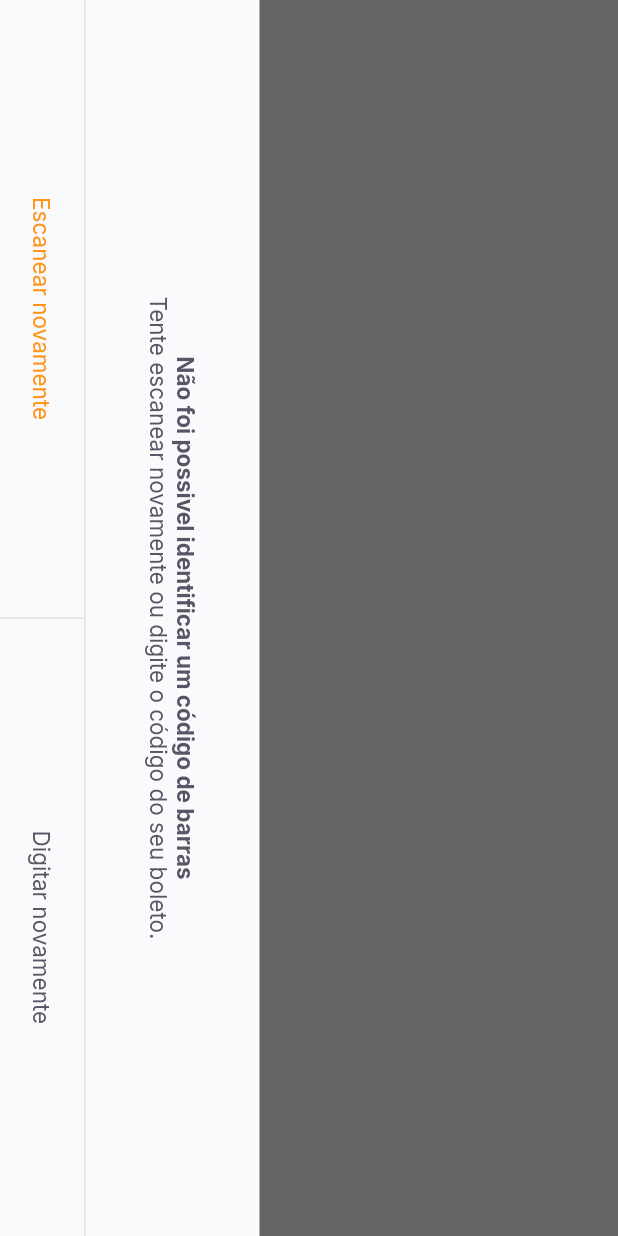
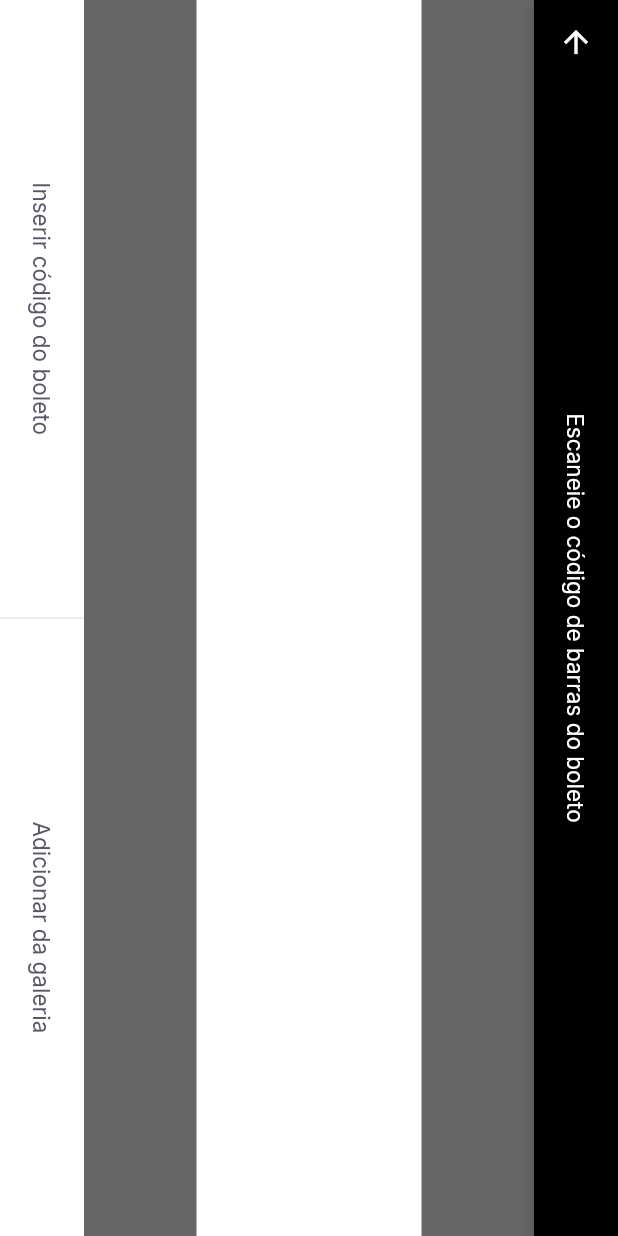
Before and after one commit to raffevald/pay-flow, a Flutter app: the HomePage screen opened by its route, after a tap on the "add box" icon, on a phone screen of 412 x 824 dp. Run offline on Flutter 3.47's test engine with Material 2 defaults, Android fonts, the phone set to English and light mode, and no system bars; our stand-ins replace camera, firebase_core, google_fonts, google_sign_in, image_picker, shared_preferences; missing offline and left inert: google_ml_kit; accounts and stored records are empty.

Commit message:
Commit das alterações que eu não lembro

```diff
--- a/lib/app_widger.dart
+++ b/lib/app_widger.dart
@@ -5,7 +5,9 @@ import 'package:flutter/services.dart';
 
 import 'package:pay_flow/modules/home/home_page.dart';
 import 'package:pay_flow/modules/splash/splash_page.dart';
+// import 'modules/barcode_scanner/barcode_scanner_page.dart';
 import 'modules/barcode_scanner/barcode_scanner_page.dart';
+import 'modules/barcode_scanner/teste.dart';
 import 'modules/login/login_page.dart';
 // import 'shared/models/user_model.dart';
 import 'shared/themes/appcolors.dart';
@@ -38,7 +40,7 @@ class AppWidget extends StatelessWidget {
         // "/home": (context) => HomePage(
         //     user: ModalRoute.of(context)!.settings.arguments as UserModel),
         "/login": ((context) => LoginPage()),
-        "barcodeScanner": ((context) => BarcadodeScannerPage()),
+        "/barcode_scanner": (context) => BarcodeScannerPage(),
       },
     );
   }
--- a/lib/modules/barcode_scanner/barcode_scanner_page.dart
+++ b/lib/modules/barcode_scanner/barcode_scanner_page.dart
@@ -3,7 +3,7 @@ import 'package:pay_flow/shared/themes/app_text_styles.dart';
 // import 'package:pay_flow/shared/widget/dividar_vertical/dividar_vertical_widget.dart';
 import 'package:pay_flow/shared/widget/set_label_buttons/set_label_buttons.dart';
 
-import '../../shared/widget/bttom_sheet/bottom_sheet_widget.dart';
+// import '../../shared/widget/bttom_sheet/bottom_sheet_widget.dart';
 // import 'package:pay_flow/shared/themes/appcolors.dart';
 // import '../../shared/widget/label_button/label_button.dart';
 
@@ -17,14 +17,14 @@ class BarcadodeScannerPage extends StatefulWidget {
 class _BarcadodeScannerPageState extends State<BarcadodeScannerPage> {
   @override
   Widget build(BuildContext context) {
-    return BottomSheetWidget(
-      title: "Não foi possivel identificar um código de barras",
-      subtitle: "Tente escanear novamente ou digite o código do seu boleto.",
-      primaryLabel: "Escanear novamente",
-      primaryOnPressed: () {},
-      secondaryLabel: "Digitar novamente",
-      secondaryOnPressed: () {},
-    );
+    // return BottomSheetWidget(
+    //   title: "Não foi possivel identificar um código de barras",
+    //   subtitle: "Tente escanear novamente ou digite o código do seu boleto.",
+    //   primaryLabel: "Escanear novamente",
+    //   primaryOnPressed: () {},
+    //   secondaryLabel: "Digitar novamente",
+    //   secondaryOnPressed: () {},
+    // );
     return SafeArea(
       top: true,
       bottom: true,
--- a/lib/modules/barcode_scanner/barcode_scanner_status.dart
+++ b/lib/modules/barcode_scanner/barcode_scanner_status.dart
@@ -1,48 +1,30 @@
-import 'package:camera/camera.dart';
-
 class BarcodeScannerStatus {
-  final bool isAvailable;
+  final bool isCameraAvailable;
   final String error;
   final String barcode;
   final bool stopScanner;
 
-  // var cameraController;
+  BarcodeScannerStatus({
+    this.isCameraAvailable = false,
+    this.error = "",
+    this.barcode = "",
+    this.stopScanner = false,
+  });
 
-  // CameraController? cameraController;
+  factory BarcodeScannerStatus.available() =>
+      BarcodeScannerStatus(isCameraAvailable: true, stopScanner: false);
 
-  BarcodeScannerStatus(
-      {this.isAvailable = false,
-      this.error = "",
-      this.stopScanner = false,
-      this.barcode = ""});
-
-  factory BarcodeScannerStatus.available(CameraController cameraController) =>
-      BarcodeScannerStatus(isAvailable: true, stopScanner: false);
-
-  factory BarcodeScannerStatus.error(String message) =>
-      BarcodeScannerStatus(error: message, stopScanner: true);
+  factory BarcodeScannerStatus.error(String message) => BarcodeScannerStatus(
+        error: message,
+        stopScanner: true,
+      );
 
   factory BarcodeScannerStatus.barcode(String barcode) =>
       BarcodeScannerStatus(barcode: barcode, stopScanner: true);
 
-  bool get showCamera => isAvailable && error.isEmpty;
+  bool get showCamera => isCameraAvailable && error.isEmpty;
 
   bool get hasError => error.isNotEmpty;
 
   bool get hasBarcode => barcode.isNotEmpty;
-
-  BarcodeScannerStatus copyWith({
-    bool? isAvailable,
-    String? error,
-    String? barcode,
-    bool? stopScanner,
-    CameraController? cameraController,
-  }) {
-    return BarcodeScannerStatus(
-      isAvailable: isAvailable ?? this.isAvailable,
-      error: error ?? this.error,
-      barcode: barcode ?? this.barcode,
-      stopScanner: stopScanner ?? this.stopScanner,
-    );
-  }
 }
--- /dev/null
+++ b/lib/modules/barcode_scanner/teste.dart
@@ -0,0 +1,131 @@
+import 'package:flutter/material.dart';
+// import 'package:payflow/modules/barcode_scanner/barcode_scanner_controller.dart';
+// import 'package:payflow/modules/barcode_scanner/barcode_scanner_status.dart';
+// import 'package:payflow/shared/themes/app_colors.dart';
+// import 'package:payflow/shared/themes/app_text_styles.dart';
+// import 'package:payflow/shared/widgets/b ottom_sheet/bottom_sheet_widget.dart';
+// import 'package:payflow/shared/widgets/set_label_buttons/set_label_buttons.dart';
+
+import '../../shared/themes/app_text_styles.dart';
+import '../../shared/themes/appcolors.dart';
+import '../../shared/widget/bttom_sheet/Bottom_sheet_widget.dart';
+import '../../shared/widget/set_label_buttons/set_label_buttons.dart';
+import 'barcode_scanner_controller.dart';
+import 'barcode_scanner_status.dart';
+
+class BarcodeScannerPage extends StatefulWidget {
+  BarcodeScannerPage({Key? key}) : super(key: key);
+
+  @override
+  _BarcodeScannerPageState createState() => _BarcodeScannerPageState();
+}
+
+class _BarcodeScannerPageState extends State<BarcodeScannerPage> {
+  final controller = BarcodeScannerController();
+
+  @override
+  void initState() {
+    controller.getAvailableCameras();
+    controller.statusNotifier.addListener(() {
+      if (controller.status.hasBarcode) {
+        Navigator.pushReplacementNamed(context, "/insert_boleto",
+            arguments: controller.status.barcode);
+      }
+    });
+    super.initState();
+  }
+
+  @override
+  void dispose() {
+    controller.dispose();
+    super.dispose();
+  }
+
+  @override
+  Widget build(BuildContext context) {
+    return SafeArea(
+      top: true,
+      bottom: true,
+      left: true,
+      right: true,
+      child: Stack(
+        children: [
+          ValueListenableBuilder<BarcodeScannerStatus>(
+            valueListenable: controller.statusNotifier,
+            builder: (_, status, __) {
+              if (status.showCamera) {
+                return Container(
+                  child: controller.cameraController!.buildPreview(),
+                );
+              } else {
+                return Container();
+              }
+            },
+          ),
+          RotatedBox(
+            quarterTurns: 1,
+            child: Scaffold(
+                backgroundColor: Colors.transparent,
+                appBar: AppBar(
+                  backgroundColor: Colors.black,
+                  title: Text(
+                    "Escaneie o código de barras do boleto",
+                    style: TextStyles.buttonBackground,
+                  ),
+                  centerTitle: true,
+                  leading: BackButton(
+                    color: AppColors.background,
+                  ),
+                ),
+                body: Column(
+                  children: [
+                    Expanded(
+                        child: Container(
+                      color: Colors.black.withOpacity(0.6),
+                    )),
+                    Expanded(
+                        flex: 2,
+                        child: Container(
+                          color: Colors.transparent,
+                        )),
+                    Expanded(
+                        child: Container(
+                      color: Colors.black.withOpacity(0.6),
+                    ))
+                  ],
+                ),
+                bottomNavigationBar: SetLabelButtons(
+                    primaryLabel: "Inserir código do boleto",
+                    primaryOnPressed: () {
+                      Navigator.pushReplacementNamed(context, "/insert_boleto");
+                    },
+                    secondaryLabel: "Adicionar da galeria",
+                    secondaryOnPressed: () {})),
+          ),
+          ValueListenableBuilder<BarcodeScannerStatus>(
+            valueListenable: controller.statusNotifier,
+            builder: (_, status, __) {
+              if (status.hasError) {
+                return BottomSheetWidget(
+                  title: "Não foi possível identificar um código de barras.",
+                  subtitle:
+                      "Tente escanear novamente ou digite o código do seu boleto.",
+                  primaryLabel: "Escanear novamente",
+                  primaryOnPressed: () {
+                    controller.scanWithCamera();
+                  },
+                  secondaryLabel: "Digitar código",
+                  secondaryOnPressed: () {
+                    Navigator.pushReplacementNamed(context, "/insert_boleto");
+                  },
+                );
+              } else {
+                return Container();
+              }
+            },
+          ),
+        ],
+      ),
+    );
+  }
+}
--- a/lib/modules/home/home_page.dart
+++ b/lib/modules/home/home_page.dart
@@ -81,7 +81,7 @@ class _HomePageState extends State<HomePage> {
             ),
             GestureDetector(
               onTap: () {
-                Navigator.pushNamed(context, "barcodeScanner");
+                Navigator.pushNamed(context, "/barcode_scanner");
               },
               child: Container(
                 width: 56,
```
Also changed, not shown: lib/modules/barcode_scanner/barcode_scanner_controller.dart (+98 -107 lines).
